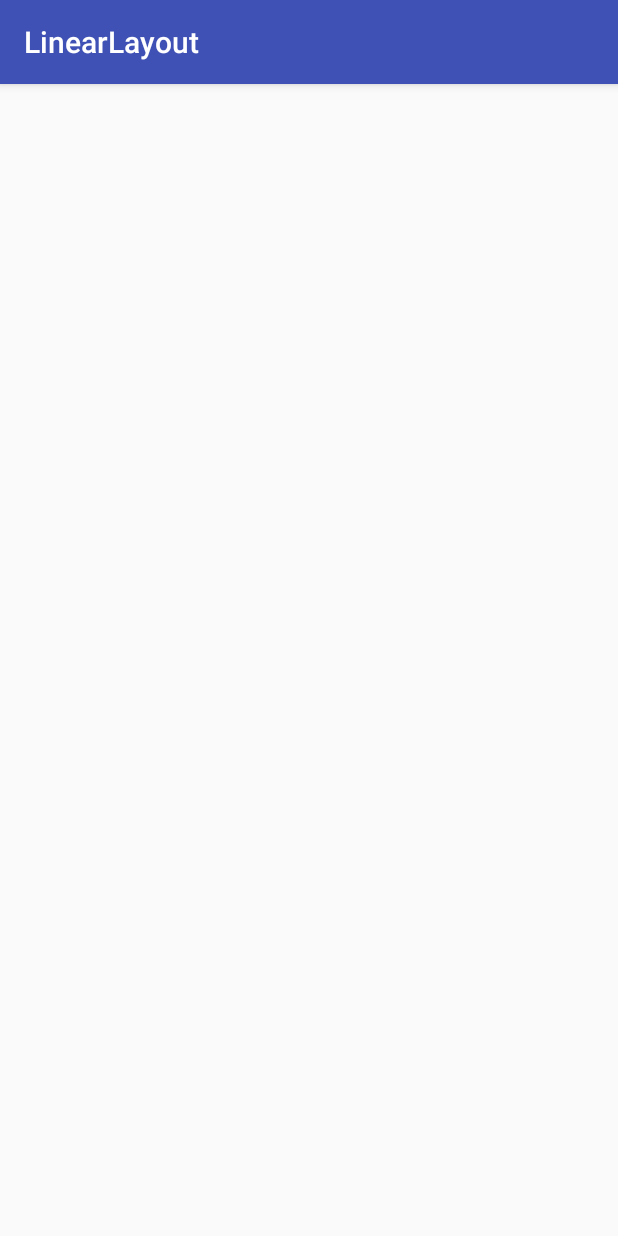
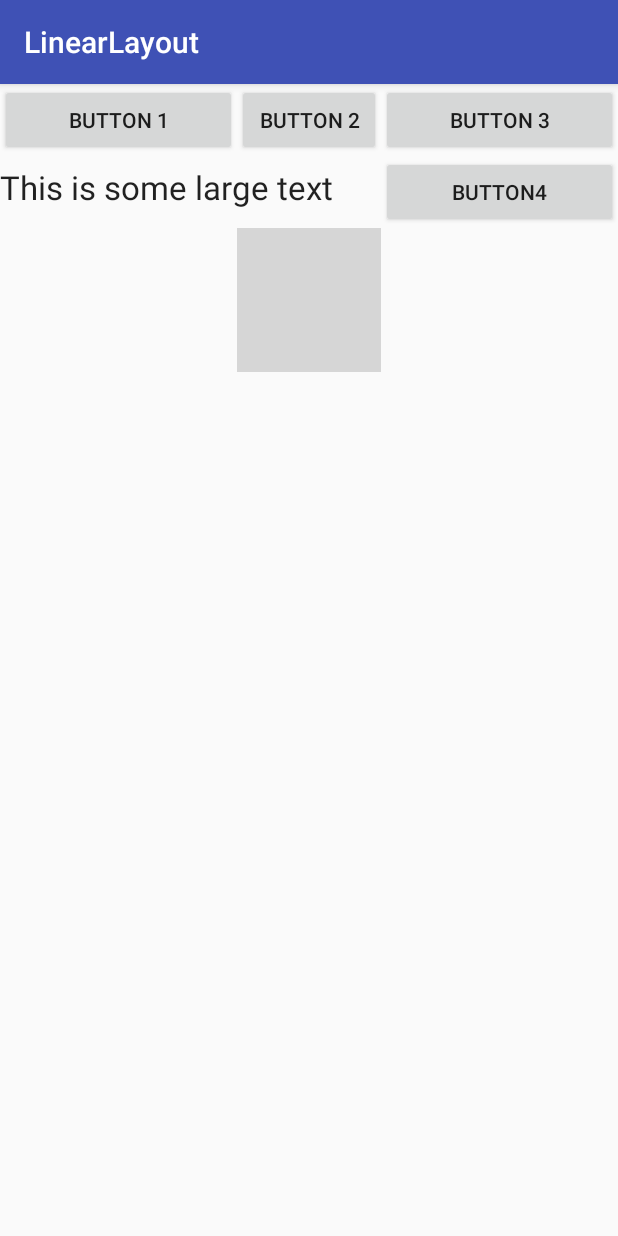
Before and after one commit to AustinMinnon/Android-Layout-Tutorials, an Android app: the TableLayout screen opened directly, with no data from a screen before it, on a phone screen of 412 x 824 dp. Run offline under Robolectric (Android 15) with nearby library versions, the phone set to English and light mode, and no system bars; grey boxes are pictures that could not be loaded.

Commit message:
adds table layout activity

```diff
--- a/app/src/main/res/layout/activity_table_layout.xml
+++ b/app/src/main/res/layout/activity_table_layout.xml
@@ -1,12 +1,61 @@
-<?xml version="1.0" encoding="utf-8"?>
-<RelativeLayout xmlns:android="http://schemas.android.com/apk/res/android"
-    xmlns:tools="http://schemas.android.com/tools"
+<TableLayout xmlns:android="http://schemas.android.com/apk/res/android"
     android:layout_width="match_parent"
     android:layout_height="match_parent"
-    android:paddingBottom="@dimen/activity_vertical_margin"
-    android:paddingLeft="@dimen/activity_horizontal_margin"
-    android:paddingRight="@dimen/activity_horizontal_margin"
-    android:paddingTop="@dimen/activity_vertical_margin"
-    tools:context="com.example.guest.linearlayout.TableLayout">
+    android:stretchColumns="0,2">
 
-</RelativeLayout>
+    <TableRow
+        android:layout_width="fill_parent"
+        android:layout_height="fill_parent">
+
+        <Button
+            style="?android:attr/buttonStyleSmall"
+            android:text="Button 1"
+            android:id="@+id/button1"
+            android:layout_column="0" />
+
+        <Button
+            style="?android:attr/buttonStyleSmall"
+            android:layout_width="wrap_content"
+            android:layout_height="wrap_content"
+            android:text="Button 2"
+            android:id="@+id/button2"
+            android:layout_column="1" />
+
+        <Button
+            style="?android:attr/buttonStyleSmall"
+            android:layout_width="wrap_content"
+            android:layout_height="wrap_content"
+            android:text="Button 3"
+            android:id="@+id/button3"
+            android:layout_column="2" />
+    </TableRow>
+
+    <TableRow
+        android:layout_width="match_parent"
+        android:layout_height="match_parent">
+
+        <TextView
+            android:textAppearance="?android:attr/textAppearanceLarge"
+            android:text="This is some large text"
+            android:id="@+id/textView1"
+            android:layout_column="0"
+            android:layout_span="2" />
+
+        <Button
+            style="?android:attr/buttonStyleSmall"
+            android:layout_width="wrap_content"
+            android:layout_height="wrap_content"
+            android:text="Button4"
+            android:id="@+id/button4"
+            android:layout_column="2" />
+    </TableRow>
+
+    <TableRow
+        android:layout_width="match_parent"
+        android:layout_height="match_parent">
+
+        <ImageView android:id="@+id/imageView"
+            android:layout_column="1"
+            android:src="@drawable/abc_ic_star_black_16dp" />
+    </TableRow>
+</TableLayout>
```
